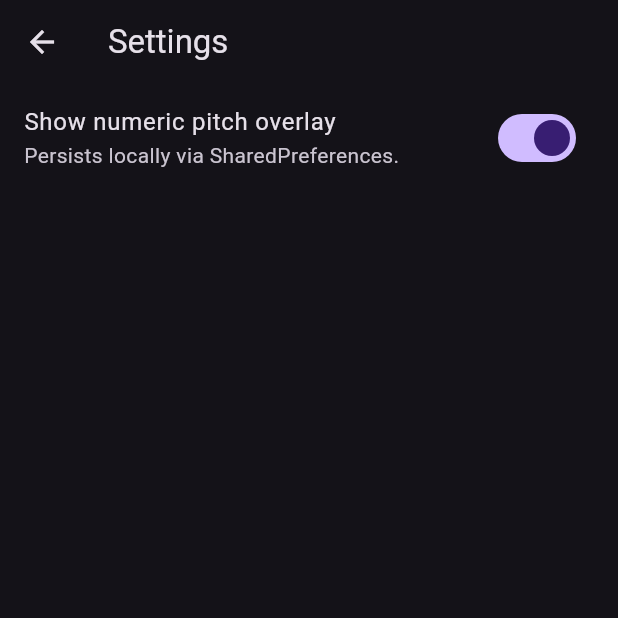
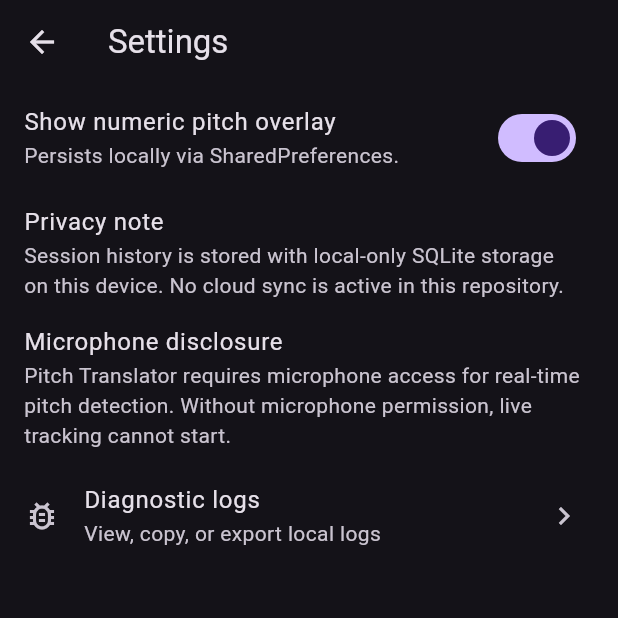
Before and after one commit to yossef6548/Pitch-Translator, a Flutter app: the SettingsScreen screen opened by its route, on a phone screen of 412 x 824 dp, the top half of it. Run offline on Flutter 3.47's test engine with Material 3 defaults, Android fonts, the phone set to English and light mode, and no system bars; our stand-ins replace permission_handler, shared_preferences, sqflite; accounts and stored records are empty.

Commit message:
Prepare mobile release readiness baseline

```diff
--- a/apps/mobile_flutter/lib/features/live_pitch/live_pitch_controller.dart
+++ b/apps/mobile_flutter/lib/features/live_pitch/live_pitch_controller.dart
@@ -50,6 +50,7 @@ class LivePitchController extends ChangeNotifier {
   Completer<void>? _firstFrameCompleter;
 
   Future<void> init() async {
+    AppLogger.info('Initializing live pitch controller frame subscription');
     _frameSubscription = _bridge.frames().listen(
       _onFrame,
       onError: (error) {
@@ -67,6 +68,7 @@ class LivePitchController extends ChangeNotifier {
     }
     final permission = await Permission.microphone.request();
     if (!permission.isGranted) {
+      AppLogger.warning('Microphone permission denied before session start');
       final isPermanent = permission.isPermanentlyDenied ||
           permission.isRestricted ||
           permission.isLimited;
@@ -85,6 +87,7 @@ class LivePitchController extends ChangeNotifier {
     _resetMetrics();
     _firstFrameCompleter = Completer<void>();
     try {
+      AppLogger.info('Starting native audio bridge');
       await _bridge.start();
       await _firstFrameCompleter!.future.timeout(
         _bridge.firstFrameTimeout,
@@ -93,6 +96,7 @@ class LivePitchController extends ChangeNotifier {
           throw AudioBridgeException(AudioBridgeFailure.noFramesTimeout);
         },
       );
+      AppLogger.info('First frame received; transitioning to running session');
       _engine.onIntent(TrainingIntent.start);
       _viewModel = const LivePitchViewModel.initial().copyWith(
         running: true,
@@ -103,6 +107,7 @@ class LivePitchController extends ChangeNotifier {
       );
       notifyListeners();
     } on AudioBridgeException catch (error) {
+      AppLogger.error('Failed to start session', error);
       _viewModel = _viewModel.copyWith(
         running: false,
         sessionStage: LivePitchSessionStage.ready,
@@ -139,6 +144,7 @@ class LivePitchController extends ChangeNotifier {
   }
 
   Future<void> stopSession() async {
+    AppLogger.info('Stopping live pitch session');
     AudioBridgeException? stopError;
     try {
       await _bridge.stop();
@@ -197,6 +203,7 @@ class LivePitchController extends ChangeNotifier {
       );
       _startedAtMs = null;
     } catch (error) {
+      AppLogger.error('Session persistence failure', error);
       throw SessionPersistenceError('Failed to persist session: $error');
     }
 
--- a/apps/mobile_flutter/lib/features/settings/settings_screen.dart
+++ b/apps/mobile_flutter/lib/features/settings/settings_screen.dart
@@ -1,5 +1,7 @@
 import 'package:flutter/material.dart';
 import 'package:shared_preferences/shared_preferences.dart';
+
+import 'log_export_screen.dart';
 
 class SettingsScreen extends StatefulWidget {
   const SettingsScreen({super.key});
@@ -46,6 +48,31 @@ class _SettingsScreenState extends State<SettingsScreen> {
             title: const Text('Show numeric pitch overlay'),
             subtitle: const Text('Persists locally via SharedPreferences.'),
           ),
+          const ListTile(
+            title: Text('Privacy note'),
+            subtitle: Text(
+              'Session history is stored with local-only SQLite storage on this device. '
+              'No cloud sync is active in this repository.',
+            ),
+          ),
+          const ListTile(
+            title: Text('Microphone disclosure'),
+            subtitle: Text(
+              'Pitch Translator requires microphone access for real-time pitch detection. '
+              'Without microphone permission, live tracking cannot start.',
+            ),
+          ),
+          ListTile(
+            leading: const Icon(Icons.bug_report_outlined),
+            title: const Text('Diagnostic logs'),
+            subtitle: const Text('View, copy, or export local logs'),
+            trailing: const Icon(Icons.chevron_right),
+            onTap: () {
+              Navigator.of(context).push(
+                MaterialPageRoute(builder: (_) => const LogExportScreen()),
+              );
+            },
+          ),
         ],
       ),
     );
--- a/apps/mobile_flutter/pubspec.yaml
+++ b/apps/mobile_flutter/pubspec.yaml
@@ -1,7 +1,7 @@
 name: pitch_translator
 description: Pitch Translator mobile app (Flutter UI + Training Engine).
 publish_to: "none"
-version: 0.0.0
+version: 1.0.0+1
 
 environment:
   sdk: ">=3.4.0 <4.0.0"
```
Also changed, not shown: apps/mobile_flutter/lib/core/logger.dart (+60 -3 lines), apps/mobile_flutter/lib/features/settings/log_export_screen.dart (added, +94 -0 lines), 4 other files.
